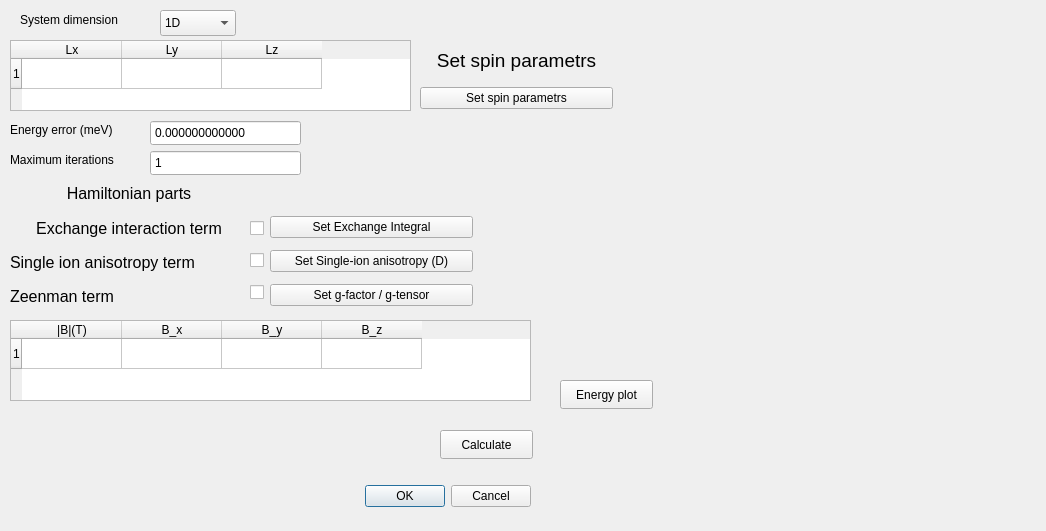
Qt form FaustSpin/FaustSpinGUI/faust_spin_parameters_dialog.ui (MadComputationalPhys2003/Progect_Gonchar) before a commit.
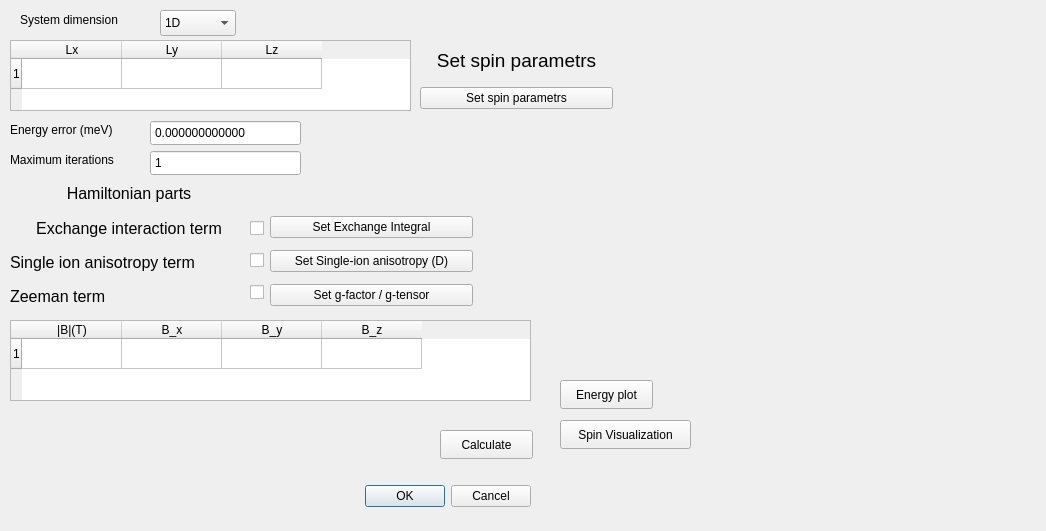
The same form after that commit.

What changed in the file:
```diff
--- a/FaustSpin/FaustSpinGUI/faust_spin_parameters_dialog.ui
+++ b/FaustSpin/FaustSpinGUI/faust_spin_parameters_dialog.ui
@@ -197,7 +197,7 @@
     <item row="3" column="0">
      <widget class="QLabel" name="label_7">
       <property name="text">
-       <string>&lt;html&gt;&lt;head/&gt;&lt;body&gt;&lt;p&gt;&lt;span style=&quot; font-size:12pt;&quot;&gt; Zeenman term&lt;/span&gt;&lt;/p&gt;&lt;/body&gt;&lt;/html&gt;</string>
+       <string>&lt;html&gt;&lt;head/&gt;&lt;body&gt;&lt;p&gt;&lt;span style=&quot; font-size:12pt;&quot;&gt;Zeeman term&lt;/span&gt;&lt;/p&gt;&lt;/body&gt;&lt;/html&gt;</string>
       </property>
      </widget>
     </item>
@@ -332,6 +332,19 @@
     <string>Energy plot</string>
    </property>
   </widget>
+  <widget class="QPushButton" name="pushButtonSpinVisualization">
+   <property name="geometry">
+    <rect>
+     <x>560</x>
+     <y>420</y>
+     <width>131</width>
+     <height>29</height>
+    </rect>
+   </property>
+   <property name="text">
+    <string>Spin Visualization</string>
+   </property>
+  </widget>
   <widget class="QWidget" name="">
    <property name="geometry">
     <rect>
```
